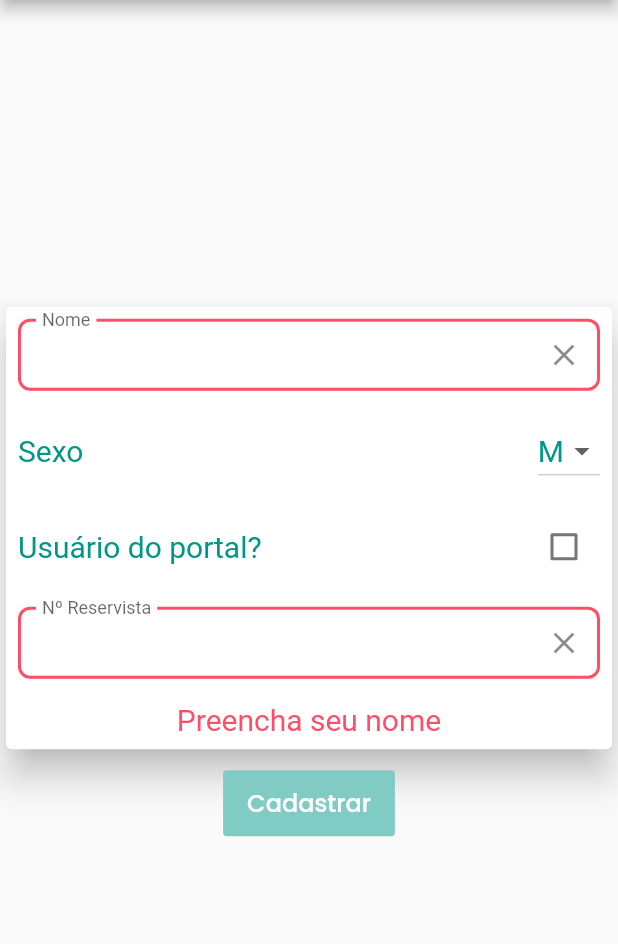
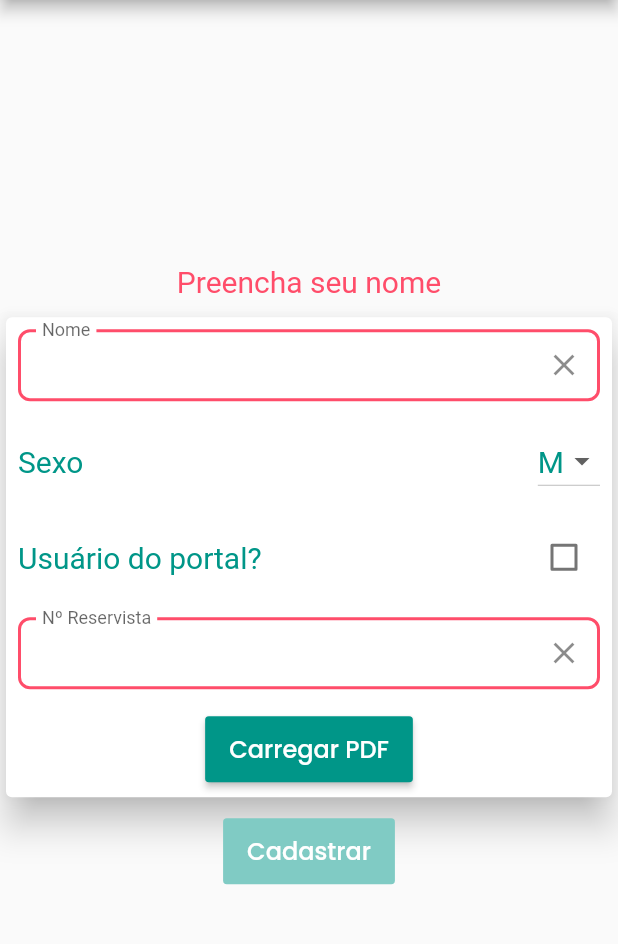
Before and after one commit to rodarterodrigo/desafiocodetec1, a Flutter app: the screen it shows after launch, on a phone screen of 412 x 824 dp, the part 84-1028 px from its top. Run offline on Flutter 3.47's test engine with Material 2 defaults, Android fonts, the phone set to English and light mode, and no system bars; our stand-ins replace flutter_modular, google_fonts, permission_handler; missing offline and left inert: filesystem_picker.

Commit message:
carregamento de arquivos pdf

```diff
--- a/desafio_codetec1/lib/app/modules/home/home_page.dart
+++ b/desafio_codetec1/lib/app/modules/home/home_page.dart
@@ -9,8 +9,6 @@ import 'home_bloc.dart';
 class HomePage extends StatelessWidget {
 
   final homeBloc = Modular.get<HomeBloc>();
-  final TextEditingController nameController = TextEditingController();
-  final TextEditingController reservistController = TextEditingController();
 
   @override
   Widget build(BuildContext context) {
@@ -26,6 +24,20 @@ class HomePage extends StatelessWidget {
             child: SingleChildScrollView(
               child: Column(
                 children: [
+                  Padding(
+                    padding: EdgeInsets.all(8.0),
+                    child: AnimatedOpacity(
+                      opacity: homeBloc.homeModel.isValidForm()? 0: 1,
+                      duration: Duration(milliseconds: 800),
+                      child: Text(
+                        homeBloc.critical,
+                        style: TextStyle(
+                            color: Theme.of(context).errorColor,
+                            fontSize: 20
+                        ),
+                      ),
+                    ),
+                  ),
                   Card(
                     elevation: 10,
                     child: Container(
@@ -36,8 +48,8 @@ class HomePage extends StatelessWidget {
                             child: CustomTextField(
                               onChanged: (value) => homeBloc.inputName(value),
                               suffixIcon: Icon(Icons.clear),
-                              clearTap: () => homeBloc.clearName(nameController),
-                              controller: nameController,
+                              clearTap: () => homeBloc.clearName(homeBloc.nameController),
+                              controller: homeBloc.nameController,
                               borderColor: homeBloc.homeModel.isValidName()? Theme.of(context).accentColor: Theme.of(context).errorColor,
                               keyboardType: TextInputType.text,
                               labelText: "Nome",
@@ -97,8 +109,8 @@ class HomePage extends StatelessWidget {
                               child: CustomTextField(
                                 onChanged: (value) => homeBloc.inputReservist(value),
                                 suffixIcon: Icon(Icons.clear),
-                                clearTap: () => homeBloc.clearReservist(reservistController),
-                                controller: reservistController,
+                                clearTap: () => homeBloc.clearReservist(homeBloc.reservistController),
+                                controller: homeBloc.reservistController,
                                 borderColor: homeBloc.homeModel.isValidReservist()? Theme.of(context).accentColor: Theme.of(context).errorColor,
                                 keyboardType: TextInputType.text,
                                 labelText: "Nº Reservista",
@@ -106,18 +118,8 @@ class HomePage extends StatelessWidget {
                             ),
                           ),
                           Padding(
-                            padding: EdgeInsets.all(8.0),
-                            child: AnimatedOpacity(
-                              opacity: homeBloc.homeModel.isValidForm()? 0: 1,
-                              duration: Duration(milliseconds: 800),
-                              child: Text(
-                                homeBloc.critical,
-                                style: TextStyle(
-                                  color: Theme.of(context).errorColor,
-                                  fontSize: 20
-                                ),
-                              ),
-                            ),
+                            padding: const EdgeInsets.all(8.0),
+                            child: CustomButton(onPressed: () => homeBloc.openFile(context), text: "Carregar PDF", isEnable: true,),
                           ),
                         ],
                       ),
--- a/desafio_codetec1/lib/app/modules/shared/widgets/custom_buttom.dart
+++ b/desafio_codetec1/lib/app/modules/shared/widgets/custom_buttom.dart
@@ -8,7 +8,7 @@ class CustomButton extends StatelessWidget {
       {@required this.onPressed,
         @required this.text,
         this.buttonStyle = CustomButtonStyle.Primary,
-        this.isEnable = true});
+        this.isEnable = false});
 
   final GestureTapCallback onPressed;
   final String text;
--- a/desafio_codetec1/pubspec.yaml
+++ b/desafio_codetec1/pubspec.yaml
@@ -21,9 +21,10 @@ environment:
   sdk: ">=2.7.0 <3.0.0"
 
 dependencies:
-  rxdart: ^0.25.0
+  path_provider: ^1.6.27
+  permission_handler: ^5.1.0+2
+  filesystem_picker: ^1.0.4
   flutter_modular: ^2.0.1
-  dartz: ^0.9.2
   google_fonts: ^1.1.0
   flutter:
     sdk: flutter
```
Also changed, not shown: desafio_codetec1/lib/app/modules/home/home_bloc.dart (+41 -1 lines), desafio_codetec1/lib/app/modules/success_page/success_page.dart (+34 -2 lines), desafio_codetec1/pubspec.lock, 1 other file.
